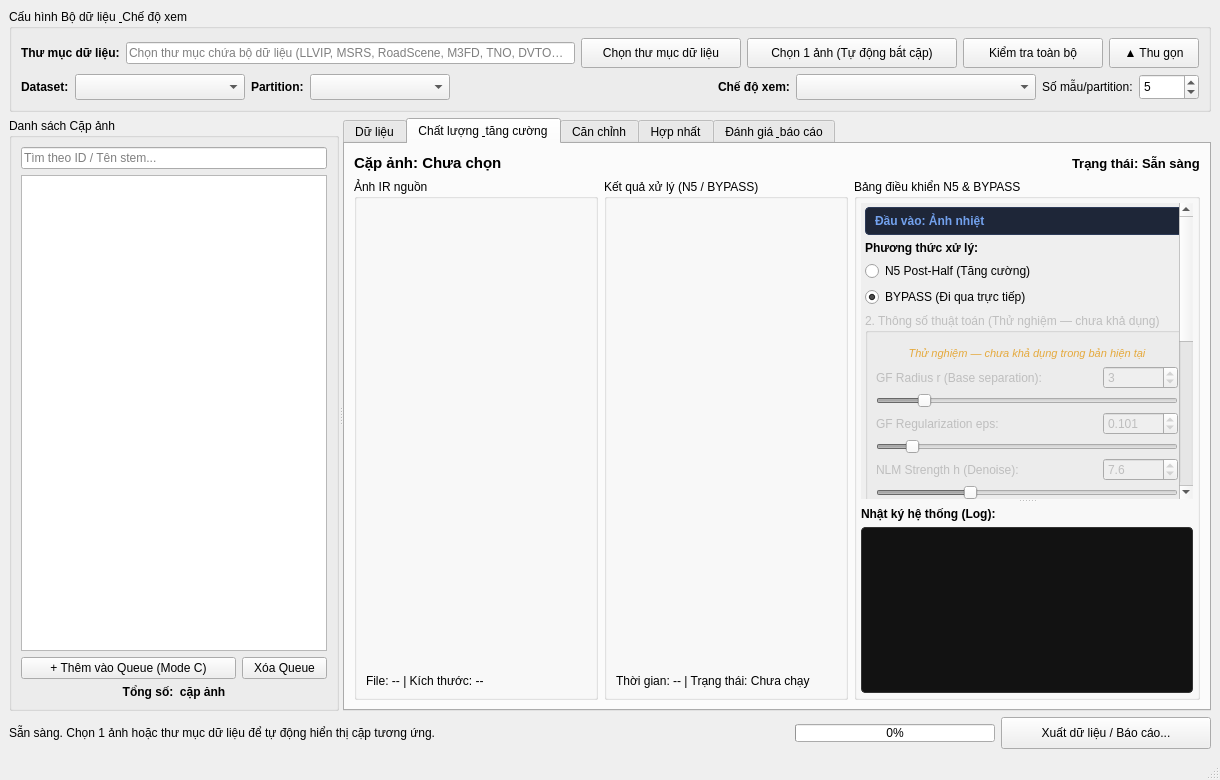
Old version of the form mainwindow.ui in the repository CinnaPea/2026-fusion-research.
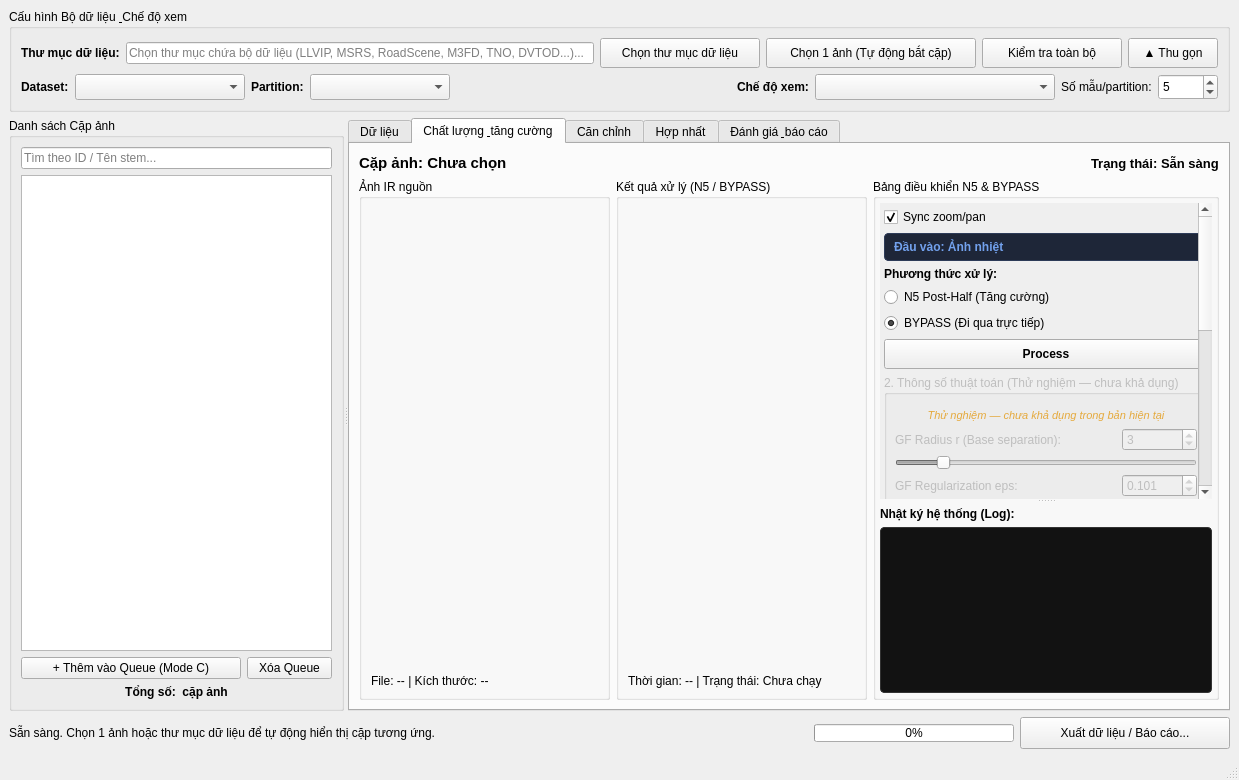
New version of the form. The open tabs and pages were chosen to show the change. Custom widgets are drawn as their Qt base class.

Patch:
```diff
--- a/mainwindow.ui
+++ b/mainwindow.ui
@@ -6,7 +6,7 @@
    <rect>
     <x>0</x>
     <y>0</y>
-    <width>1220</width>
+    <width>1239</width>
     <height>780</height>
    </rect>
   </property>
@@ -653,8 +653,8 @@
                    <rect>
                     <x>0</x>
                     <y>0</y>
-                    <width>376</width>
-                    <height>634</height>
+                    <width>335</width>
+                    <height>700</height>
                    </rect>
                   </property>
                   <layout class="QVBoxLayout" name="layoutScrollN5">
@@ -673,6 +673,19 @@
                    <property name="bottomMargin">
                     <number>4</number>
                    </property>
+                   <item>
+                    <widget class="QCheckBox" name="chkSyncView">
+                     <property name="toolTip">
+                      <string>Tự động đồng bộ tỉ lệ thu phóng (zoom) và vị trí kéo (pan) giữa ảnh trước và sau khi xem chi tiết.</string>
+                     </property>
+                     <property name="text">
+                      <string>Sync zoom/pan</string>
+                     </property>
+                     <property name="checked">
+                      <bool>true</bool>
+                     </property>
+                    </widget>
+                   </item>
                    <item>
                     <widget class="QLabel" name="lblN5InputNotice">
                      <property name="font">
@@ -720,6 +733,24 @@
                      </property>
                     </widget>
                    </item>
+                   <item>
+                    <widget class="QPushButton" name="btnApplyN5">
+                     <property name="minimumSize">
+                      <size>
+                       <width>0</width>
+                       <height>30</height>
+                      </size>
+                     </property>
+                     <property name="font">
+                      <font>
+                      <bold>true</bold>
+                      </font>
+                     </property>
+                     <property name="text">
+                      <string>Process</string>
+                     </property>
+                    </widget>
+                   </item>
                    <item>
                     <widget class="QGroupBox" name="grpAlgorithmParams">
                      <property name="enabled">
@@ -729,19 +760,6 @@
                       <string>2. Thông số thuật toán (Thử nghiệm — chưa khả dụng)</string>
                      </property>
                      <layout class="QVBoxLayout" name="layoutAlgorithmParams">
-                      <item>
-                       <widget class="QLabel" name="lblParamNotice">
-                        <property name="text">
-                         <string>Thử nghiệm — chưa khả dụng trong bản hiện tại</string>
-                        </property>
-                        <property name="styleSheet">
-                         <string>color: #e5a93c; font-style: italic; font-size: 11px; padding: 2px;</string>
-                        </property>
-                        <property name="alignment">
-                         <set>Qt::AlignmentFlag::AlignCenter</set>
-                        </property>
-                       </widget>
-                      </item>
                       <property name="spacing">
                        <number>4</number>
                       </property>
@@ -757,6 +775,19 @@
                       <property name="bottomMargin">
                        <number>8</number>
                       </property>
+                      <item>
+                       <widget class="QLabel" name="lblParamNotice">
+                        <property name="styleSheet">
+                         <string>color: #e5a93c; font-style: italic; font-size: 11px; padding: 2px;</string>
+                        </property>
+                        <property name="text">
+                         <string>Thử nghiệm — chưa khả dụng trong bản hiện tại</string>
+                        </property>
+                        <property name="alignment">
+                         <set>Qt::AlignmentFlag::AlignCenter</set>
+                        </property>
+                       </widget>
+                      </item>
                       <item>
                        <layout class="QHBoxLayout" name="layoutParamRadius">
                         <item>
@@ -1117,19 +1148,6 @@
                           </property>
                          </widget>
                         </item>
-                        <item>
-                         <widget class="QCheckBox" name="chkSyncView">
-                          <property name="toolTip">
-                           <string>Tự động đồng bộ tỉ lệ thu phóng (zoom) và vị trí kéo (pan) giữa ảnh trước và sau khi xem chi tiết.</string>
-                          </property>
-                          <property name="text">
-                           <string>Sync zoom/pan</string>
-                          </property>
-                          <property name="checked">
-                           <bool>true</bool>
-                          </property>
-                         </widget>
-                        </item>
                        </layout>
                       </item>
                       <item>
@@ -1152,24 +1170,6 @@
                           </property>
                          </widget>
                         </item>
-                        <item>
-                         <widget class="QPushButton" name="btnApplyN5">
-                          <property name="minimumSize">
-                           <size>
-                            <width>0</width>
-                            <height>30</height>
-                           </size>
-                          </property>
-                          <property name="font">
-                           <font>
-                            <bold>true</bold>
-                           </font>
-                          </property>
-                          <property name="text">
-                           <string>Process</string>
-                          </property>
-                         </widget>
-                        </item>
                        </layout>
                       </item>
                      </layout>
```
Left out of the diff: 4 changed lines with no effect on the pictures.
